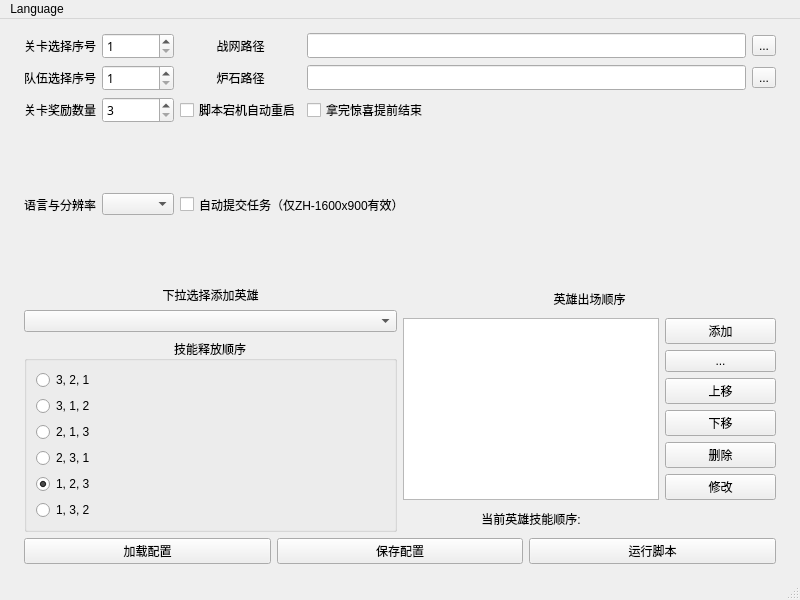
First picture: the form in ui/main_chs.ui, repository zhoubin-me/lushi_script, before the edit.
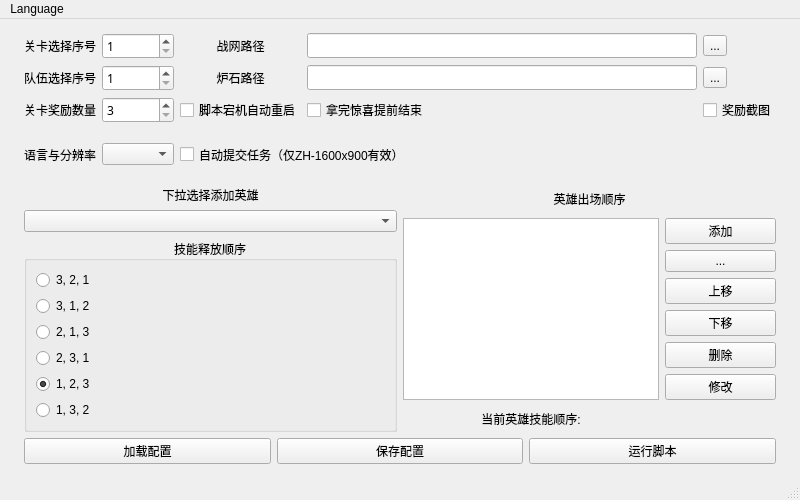
Second picture: the form after the edit. Custom widgets are drawn as their Qt base class.

Commit message: 新增一个按钮，领取奖励时，能截图保存到当前文件夹

What changed in the file:
```diff
--- a/ui/main_chs.ui
+++ b/ui/main_chs.ui
@@ -7,13 +7,13 @@
     <x>0</x>
     <y>0</y>
     <width>800</width>
-    <height>600</height>
+    <height>500</height>
    </rect>
   </property>
   <property name="minimumSize">
    <size>
     <width>600</width>
-    <height>500</height>
+    <height>420</height>
    </size>
   </property>
   <property name="windowTitle">
@@ -322,6 +322,19 @@
           </property>
          </widget>
         </item>
+        <item row="2" column="5">
+         <widget class="QCheckBox" name="screenshot_reward">
+          <property name="font">
+           <font>
+            <family>Microsoft YaHei UI</family>
+            <pointsize>9</pointsize>
+           </font>
+          </property>
+          <property name="text">
+           <string>奖励截图</string>
+          </property>
+         </widget>
+        </item>
         <item row="4" column="3" colspan="2">
          <widget class="QCheckBox" name="auto_tasks">
           <property name="sizePolicy">
```
The commit also changes 7 other files.
